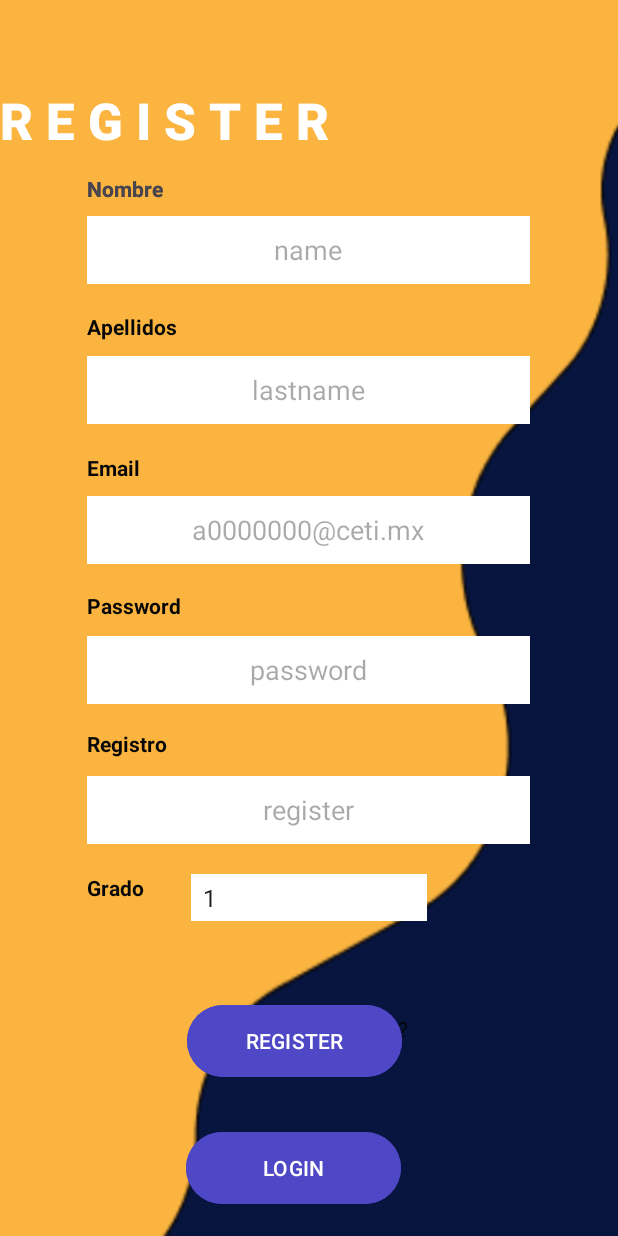
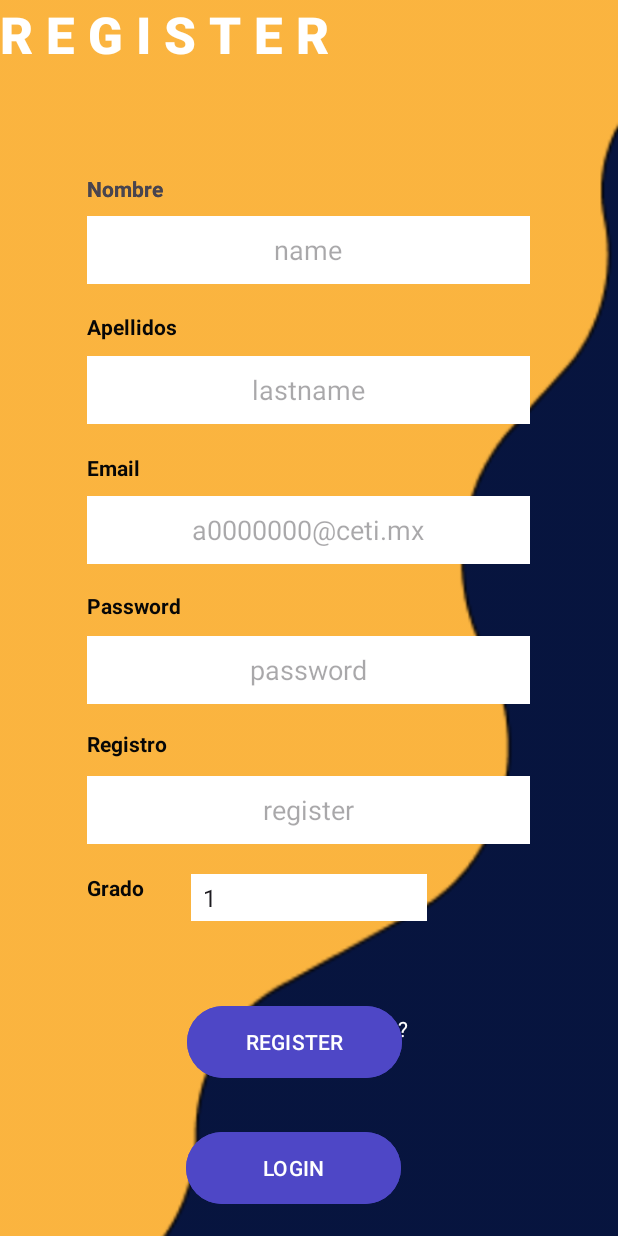
Before and after one commit to xFlameLiq/MobileProject2, an Android app: the RegisterActivity screen opened directly, with no data from a screen before it, on a phone screen of 412 x 824 dp. Run offline under Robolectric (Android 15) with nearby library versions, the phone set to English and light mode, and no system bars.

Commit message:
Update activity_register.xml

```diff
--- a/app/src/main/res/layout/activity_register.xml
+++ b/app/src/main/res/layout/activity_register.xml
@@ -186,7 +186,7 @@
         android:layout_marginTop="676dp"
         android:text="¿Ya tienes una cuenta?"
         android:textAlignment="center"
-        android:textColor="#FF070707"
+        android:textColor="#fff"
         app:layout_constraintEnd_toEndOf="parent"
         app:layout_constraintHorizontal_bias="0.475"
         app:layout_constraintStart_toStartOf="parent"
@@ -218,7 +218,7 @@
         app:layout_constraintHorizontal_bias="1.0"
         app:layout_constraintStart_toStartOf="parent"
         app:layout_constraintTop_toTopOf="parent"
-        app:layout_constraintVertical_bias="0.867" />
+        app:layout_constraintVertical_bias="0.868" />
 
     <Button
         android:id="@+id/btnGoToLogin"
@@ -244,9 +244,7 @@
         android:textColor="#FFF"
         android:textSize="34sp"
         android:textStyle="bold"
-        app:layout_constraintBottom_toBottomOf="parent"
         app:layout_constraintTop_toTopOf="parent"
-        app:layout_constraintVertical_bias="0.074"
         tools:layout_editor_absoluteX="96dp" />
 
 </androidx.constraintlayout.widget.ConstraintLayout>
```
